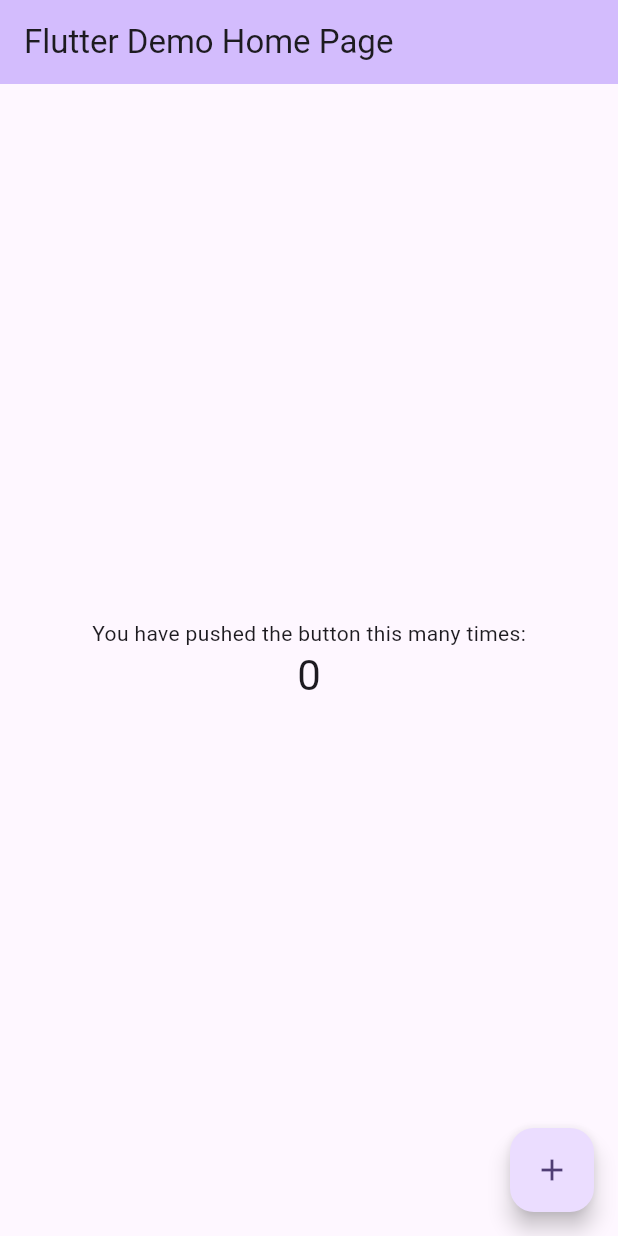
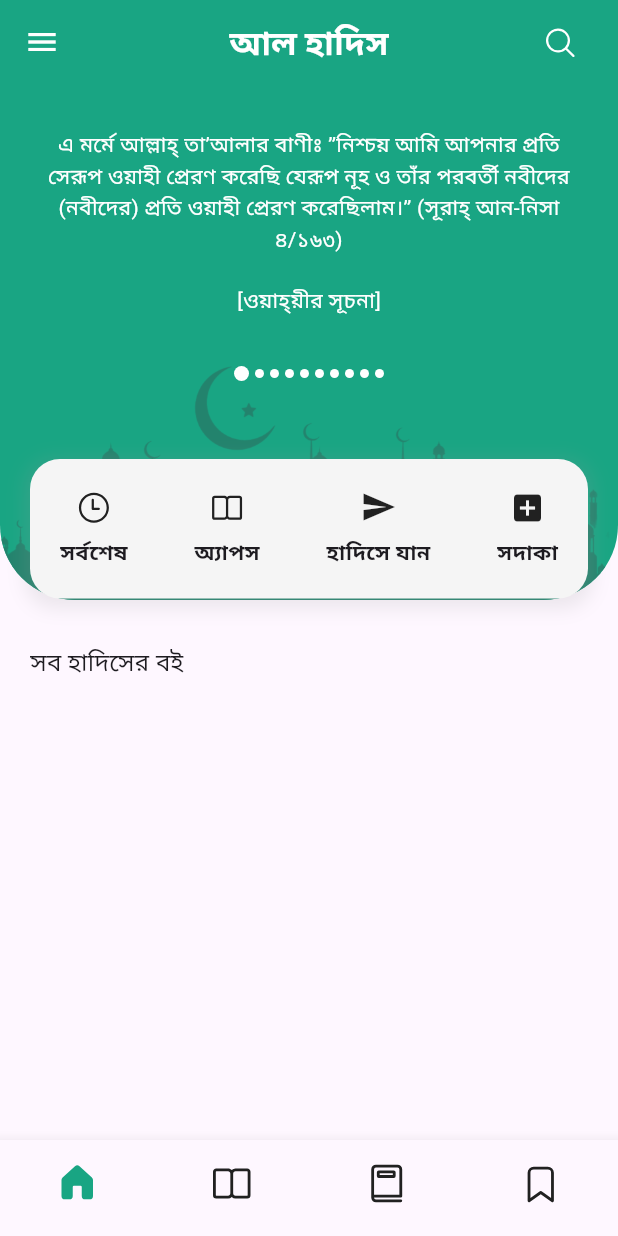
Before and after one commit to IsmailHosenIsmailJames/al_hadith, a Flutter app: the screen it shows after launch, on a phone screen of 412 x 824 dp. Run offline on Flutter 3.47's test engine with Material 3 defaults, Android fonts, the phone set to English and light mode, and no system bars; our stand-ins replace drift, fluentui_system_icons, gap, get; accounts and stored records are empty; generated files the repository leaves out were written again.

Commit message:
[fit] home_screen and navigation is complete

```diff
--- a/lib/main.dart
+++ b/lib/main.dart
@@ -1,122 +1,29 @@
+import 'package:al_hadith/database/app_database.dart';
+import 'package:al_hadith/screens/navs/navs.dart';
+import 'package:al_hadith/theme/app_colors.dart';
 import 'package:flutter/material.dart';
 
+final AppDatabase db = AppDatabase();
+
 void main() {
-  runApp(const MyApp());
+  WidgetsFlutterBinding.ensureInitialized();
+  runApp(const MainApp());
 }
 
-class MyApp extends StatelessWidget {
-  const MyApp({super.key});
+class MainApp extends StatelessWidget {
+  const MainApp({super.key});
 
-  // This widget is the root of your application.
   @override
   Widget build(BuildContext context) {
     return MaterialApp(
-      title: 'Flutter Demo',
-      theme: ThemeData(
-        // This is the theme of your application.
-        //
-        // TRY THIS: Try running your application with "flutter run". You'll see
-        // the application has a purple toolbar. Then, without quitting the app,
-        // try changing the seedColor in the colorScheme below to Colors.green
-        // and then invoke "hot reload" (save your changes or press the "hot
-        // reload" button in a Flutter-supported IDE, or press "r" if you used
-        // the command line to start the app).
-        //
-        // Notice that the counter didn't reset back to zero; the application
-        // state is not lost during the reload. To reset the state, use hot
-        // restart instead.
-        //
-        // This works for code too, not just values: Most code changes can be
-        // tested with just a hot reload.
-        colorScheme: ColorScheme.fromSeed(seedColor: Colors.deepPurple),
+      theme: ThemeData.light().copyWith(
+        colorScheme: ColorScheme.fromSeed(
+          seedColor: AppColors.primary,
+          brightness: Brightness.light,
+        ),
       ),
-      home: const MyHomePage(title: 'Flutter Demo Home Page'),
+      themeMode: ThemeMode.light,
+      home: Navs(),
     );
   }
 }
-
-class MyHomePage extends StatefulWidget {
-  const MyHomePage({super.key, required this.title});
-
-  // This widget is the home page of your application. It is stateful, meaning
-  // that it has a State object (defined below) that contains fields that affect
-  // how it looks.
-
-  // This class is the configuration for the state. It holds the values (in this
-  // case the title) provided by the parent (in this case the App widget) and
-  // used by the build method of the State. Fields in a Widget subclass are
-  // always marked "final".
-
-  final String title;
-
-  @override
-  State<MyHomePage> createState() => _MyHomePageState();
-}
-
-class _MyHomePageState extends State<MyHomePage> {
-  int _counter = 0;
-
-  void _incrementCounter() {
-    setState(() {
-      // This call to setState tells the Flutter framework that something has
-      // changed in this State, which causes it to rerun the build method below
-      // so that the display can reflect the updated values. If we changed
-      // _counter without calling setState(), then the build method would not be
-      // called again, and so nothing would appear to happen.
-      _counter++;
-    });
-  }
-
-  @override
-  Widget build(BuildContext context) {
-    // This method is rerun every time setState is called, for instance as done
-    // by the _incrementCounter method above.
-    //
-    // The Flutter framework has been optimized to make rerunning build methods
-    // fast, so that you can just rebuild anything that needs updating rather
-    // than having to individually change instances of widgets.
-    return Scaffold(
-      appBar: AppBar(
-        // TRY THIS: Try changing the color here to a specific color (to
-        // Colors.amber, perhaps?) and trigger a hot reload to see the AppBar
-        // change color while the other colors stay the same.
-        backgroundColor: Theme.of(context).colorScheme.inversePrimary,
-        // Here we take the value from the MyHomePage object that was created by
-        // the App.build method, and use it to set our appbar title.
-        title: Text(widget.title),
-      ),
-      body: Center(
-        // Center is a layout widget. It takes a single child and positions it
-        // in the middle of the parent.
-        child: Column(
-          // Column is also a layout widget. It takes a list of children and
-          // arranges them vertically. By default, it sizes itself to fit its
-          // children horizontally, and tries to be as tall as its parent.
-          //
-          // Column has various properties to control how it sizes itself and
-          // how it positions its children. Here we use mainAxisAlignment to
-          // center the children vertically; the main axis here is the vertical
-          // axis because Columns are vertical (the cross axis would be
-          // horizontal).
-          //
-          // TRY THIS: Invoke "debug painting" (choose the "Toggle Debug Paint"
-          // action in the IDE, or press "p" in the console), to see the
-          // wireframe for each widget.
-          mainAxisAlignment: MainAxisAlignment.center,
-          children: <Widget>[
-            const Text('You have pushed the button this many times:'),
-            Text(
-              '$_counter',
-              style: Theme.of(context).textTheme.headlineMedium,
-            ),
-          ],
-        ),
-      ),
-      floatingActionButton: FloatingActionButton(
-        onPressed: _incrementCounter,
-        tooltip: 'Increment',
-        child: const Icon(Icons.add),
-      ), // This trailing comma makes auto-formatting nicer for build methods.
-    );
-  }
-}
--- /dev/null
+++ b/lib/res/sample_resources.dart
@@ -0,0 +1,16 @@
+import 'package:fluentui_system_icons/fluentui_system_icons.dart';
+import 'package:flutter/material.dart';
+
+List optionsName = ["সর্বশেষ", "অ্যাপস", "হাদিসে যান", "সদাকা"];
+List optionsIcon = [
+  FluentIcons.clock_24_regular,
+  FluentIcons.book_open_24_regular,
+  Icons.send,
+  Icons.add_box,
+];
+BoxShadow boxShadow = BoxShadow(
+  color: Colors.grey.withValues(alpha: 0.2),
+  offset: Offset(0, 3),
+  spreadRadius: 3,
+  blurRadius: 10,
+);
--- /dev/null
+++ b/lib/screens/home/controller/home_controller.dart
@@ -0,0 +1,6 @@
+import 'package:get/get_state_manager/get_state_manager.dart';
+import 'package:get/state_manager.dart';
+
+class HomeController extends GetxController {
+  RxInt initTodayHadithPageNumber = 0.obs;
+}
--- /dev/null
+++ b/lib/screens/home/home_screen.dart
@@ -0,0 +1,281 @@
+import 'package:al_hadith/database/app_database.dart';
+import 'package:al_hadith/main.dart';
+import 'package:al_hadith/res/sample_resources.dart';
+import 'package:al_hadith/screens/home/controller/home_controller.dart';
+import 'package:al_hadith/theme/app_colors.dart';
+import 'package:fluentui_system_icons/fluentui_system_icons.dart';
+import 'package:flutter/material.dart';
+import 'package:gap/gap.dart';
+import 'package:get/get.dart';
+
+class HomeScreen extends StatefulWidget {
+  const HomeScreen({super.key});
+
+  @override
+  State<HomeScreen> createState() => _HomeScreenState();
+}
+
+class _HomeScreenState extends State<HomeScreen> {
+  PageController todayHadithPageController = PageController();
+  HomeController homeController = Get.put(HomeController());
+
+  @override
+  Widget build(BuildContext context) {
+    final Size screenSize = MediaQuery.of(context).size;
+
+    return SingleChildScrollView(
+      child: Stack(
+        children: [
+          Container(
+            height: 400,
+            width: screenSize.width,
+            decoration: BoxDecoration(
+              color: AppColors.primary,
+              borderRadius: BorderRadius.only(
+                bottomLeft: Radius.circular(50),
+                bottomRight: Radius.circular(50),
+              ),
+              image: DecorationImage(
+                alignment: Alignment.bottomCenter,
+                colorFilter: ColorFilter.mode(
+                  Color(0xff23836D),
+                  BlendMode.srcIn,
+                ),
+                image: AssetImage("assets/images/home_bg.png"),
+              ),
+            ),
+          ),
+          SafeArea(
+            child: Column(
+              mainAxisAlignment: MainAxisAlignment.start,
+              crossAxisAlignment: CrossAxisAlignment.start,
+              children: [
+                AppBar(
+                  backgroundColor: Colors.transparent,
+                  foregroundColor: Colors.white,
+                  title: Text(
+                    'আল হাদিস',
+                    style: TextStyle(fontWeight: FontWeight.bold),
+                  ),
+                  centerTitle: true,
+                  actions: [
+                    Padding(
+                      padding: EdgeInsets.only(right: 15),
+                      child: IconButton(
+                        onPressed: () {},
+
+                        icon: Icon(FluentIcons.search_12_regular),
+                      ),
+                    ),
+                  ],
+                ),
+                SizedBox(
+                  height: 200,
+                  child: Column(
+                    mainAxisAlignment: MainAxisAlignment.center,
+                    crossAxisAlignment: CrossAxisAlignment.center,
+                    children: [
+                      Expanded(
+                        child: PageView.builder(
+                          itemCount: 10,
+                          controller: todayHadithPageController,
+                          onPageChanged: (value) =>
+                              homeController.initTodayHadithPageNumber.value =
+                                  value,
+                          itemBuilder: (context, index) {
+                            return Padding(
+                              padding: const EdgeInsets.all(20.0),
+                              child: Column(
+                                mainAxisAlignment: MainAxisAlignment.center,
+                                crossAxisAlignment: CrossAxisAlignment.center,
+                                children: [
+                                  Text(
+                                    "এ মর্মে আল্লাহ্ তা’আলার বাণীঃ ’’নিশ্চয় আমি আপনার প্রতি সেরূপ ওয়াহী প্রেরণ করেছি যেরূপ নূহ ও তাঁর পরবর্তী নবীদের (নবীদের) প্রতি ওয়াহী প্রেরণ করেছিলাম।’’ (সূরাহ্ আন-নিসা ৪/১৬৩)",
+                                    textAlign: TextAlign.center,
+                                    style: TextStyle(color: Colors.white),
+                                  ),
+                                  Gap(20),
+                                  Text(
+                                    "[ওয়াহ্‌য়ীর সূচনা]",
+                                    style: TextStyle(color: Colors.white),
+                                  ),
+                                ],
+                              ),
+                            );
+                          },
+                        ),
+                      ),
+
+                      SizedBox(
+                        height: 14,
+                        child: GetX<HomeController>(
+                          builder: (controller) => Row(
+                            mainAxisAlignment: MainAxisAlignment.center,
+                            children: List.generate(
+                              10,
+                              (index) => Padding(
+                                padding: const EdgeInsets.all(2.0),
+                                child: CircleAvatar(
+                                  radius:
+                                      index ==
+                                          controller
+                                              .initTodayHadithPageNumber
+                                              .value
+                                      ? 5
+                                      : 3,
+                                  backgroundColor: Colors.white,
+                                ),
+                              ),
+                            ),
+                          ),
+                        ),
+                      ),
+                    ],
+                  ),
+                ),
+                Gap(30),
+                Container(
+                  margin: EdgeInsets.all(20),
+                  padding: EdgeInsets.all(20),
+                  decoration: BoxDecoration(
+                    color: Theme.of(context).brightness == Brightness.light
+                        ? Colors.grey.shade100
+                        : Colors.grey.shade900,
+                    borderRadius: BorderRadius.circular(20),
+                    boxShadow: [boxShadow],
+                  ),
+                  child: Row(
+                    mainAxisAlignment: MainAxisAlignment.spaceBetween,
+                    crossAxisAlignment: CrossAxisAlignment.center,
+                    children: List.generate(4, (index) {
+                      return Column(
+                        mainAxisAlignment: MainAxisAlignment.center,
+                        crossAxisAlignment: CrossAxisAlignment.center,
+
+                        children: [
+                          Icon(optionsIcon[index]),
+                          Gap(8),
+                          Text(
+                            optionsName[index],
+                            style: TextStyle(fontWeight: FontWeight.bold),
+                          ),
+                        ],
+                      );
+                    }),
+                  ),
+                ),
+                Gap(10),
+                Padding(
+                  padding: const EdgeInsets.only(left: 20, bottom: 20),
+                  child: Text(
+                    "সব হাদিসের বই",
+                    style: TextStyle(fontSize: 16, fontWeight: FontWeight.w500),
+                  ),
+                ),
+                FutureBuilder(
+                  future: db.getAllBooks(),
+                  builder: (context, snapshot) {
+                    if (!(snapshot.connectionState == ConnectionState.done)) {
+                      return Column(
+                        children: List.generate(5, (index) {
+                          return Container(
+                            height: 60,
+                            width: screenSize.width,
+                            decoration: BoxDecoration(
+                              color: Colors.grey.withValues(alpha: 0.1),
+                            ),
+                          );
+                        }),
+                      );
+                    } else {
+                      List<Book> data = snapshot.data!;
+                      return Column(
+                        children: List.generate(data.length, (index) {
+                          Book book = data[index];
+                          return Container(
+                            margin: EdgeInsets.only(
+                              left: 20,
+                              right: 20,
+                              bottom: 10,
+                            ),
+                            padding: EdgeInsets.all(10),
+                            decoration: BoxDecoration(
+                              borderRadius: BorderRadius.circular(10),
+                              color:
+                                  Theme.of(context).brightness ==
+                                      Brightness.light
+                                  ? Colors.white
+                                  : Colors.grey.shade900,
+
+                              boxShadow: [boxShadow],
+                            ),
+                            child: Row(
+                              children: [
+                                CircleAvatar(
+                                  backgroundColor: Color(
+                                    int.parse(
+                                      "ff${book.colorCode.substring(1)}",
+                                      radix: 16,
+                                    ),
+                                  ),
+                                  foregroundColor: Colors.white,
+                                  child: Text(
+                                    book.abvrCode,
+                                    style: TextStyle(
+                                      fontSize: 20,
+                                      fontWeight: FontWeight.bold,
+                                    ),
+                                  ),
+                                ),
+                                Gap(15),
+                                Column(
+                                  mainAxisAlignment: MainAxisAlignment.center,
+                                  crossAxisAlignment: CrossAxisAlignment.start,
+                                  children: [
+                                    Text(
+                                      book.title,
+                                      style: TextStyle(
+                                        fontSize: 18,
+                                        fontWeight: FontWeight.w500,
+                                      ),
+                                    ),
+                                    Text(
+                                      book.titleAr,
+                                      style: TextStyle(fontSize: 16),
+                                    ),
+                                  ],
+                                ),
+                                Spacer(),
+                                Column(
+                                  mainAxisAlignment: MainAxisAlignment.center,
+                                  crossAxisAlignment: CrossAxisAlignment.end,
+                                  children: [
+                                    Text(
+                                      book.numberOfHadis.toString(),
+                                      style: TextStyle(
+                                        fontSize: 16,
+                                        fontWeight: FontWeight.bold,
+                                      ),
+                                    ),
+                                    Text(
+                                      "হাদিস",
+                                      style: TextStyle(fontSize: 12),
+                                    ),
+                                  ],
+                                ),
+                              ],
+                            ),
+                          );
+                        }),
+                      );
+                    }
+                  },
+                ),
+              ],
+            ),
+          ),
+        ],
+      ),
+    );
+  }
+}
--- /dev/null
+++ b/lib/screens/navs/controller/nav_controller.dart
@@ -0,0 +1,6 @@
+import 'package:get/get_state_manager/src/simple/get_controllers.dart';
+import 'package:get/state_manager.dart';
+
+class NavController extends GetxController {
+  RxInt navIndex = 0.obs;
+}
--- /dev/null
+++ b/lib/screens/navs/navs.dart
@@ -0,0 +1,97 @@
+import 'package:al_hadith/screens/home/home_screen.dart';
+import 'package:al_hadith/screens/navs/controller/nav_controller.dart';
+import 'package:al_hadith/theme/app_colors.dart';
+import 'package:fluentui_system_icons/fluentui_system_icons.dart';
+import 'package:flutter/material.dart';
+import 'package:get/get.dart';
+
+class Navs extends StatefulWidget {
+  const Navs({super.key});
+
+  @override
+  State<Navs> createState() => _NavsState();
+}
+
+class _NavsState extends State<Navs> {
+  PageController navPageController = PageController();
+  final NavController navController = Get.put(NavController());
+  @override
+  Widget build(BuildContext context) {
+    return Scaffold(
+      drawer: Drawer(),
+      body: PageView(
+        controller: navPageController,
+        children: [
+          HomeScreen(),
+          Container(
+            alignment: Alignment.center,
+            child: Text("Not Included in Task"),
+          ),
+          Container(
+            alignment: Alignment.center,
+            child: Text("Not Included in Task"),
+          ),
+          Container(
+            alignment: Alignment.center,
+            child: Text("Not Included in Task"),
+          ),
+        ],
+      ),
+      bottomNavigationBar: GetX<NavController>(
+        builder: (controller) => BottomNavigationBar(
+          currentIndex: controller.navIndex.value,
+          onTap: (value) => setState(() {
+            navPageController.animateToPage(
+              value,
+              duration: Duration(milliseconds: 200),
+              curve: Curves.easeInOut,
+            );
+            controller.navIndex.value = value;
+          }),
+          showUnselectedLabels: false,
+          showSelectedLabels: false,
+          selectedItemColor: AppColors.primary,
+          unselectedItemColor: Theme.of(context).brightness == Brightness.light
+              ? Colors.grey.shade900
+              : Colors.grey.shade400,
+          iconSize: 30,
+          type: BottomNavigationBarType.fixed,
+          items: [
+            BottomNavigationBarItem(
+              icon: Icon(
+                controller.navIndex.value == 0
+                    ? FluentIcons.home_20_filled
+                    : FluentIcons.home_20_regular,
+              ),
+              label: "Home",
+            ),
+            BottomNavigationBarItem(
+              icon: Icon(
+                controller.navIndex.value == 1
+                    ? FluentIcons.book_open_24_filled
+                    : FluentIcons.book_open_24_regular,
+              ),
+              label: "Subject",
+            ),
+            BottomNavigationBarItem(
+              icon: Icon(
+                controller.navIndex.value == 2
+                    ? FluentIcons.book_24_filled
+                    : FluentIcons.book_24_regular,
+              ),
+              label: "Tahokik",
+            ),
+            BottomNavigationBarItem(
+              icon: Icon(
+                controller.navIndex.value == 3
+                    ? FluentIcons.bookmark_24_filled
+                    : FluentIcons.bookmark_24_regular,
+              ),
+              label: "Collection",
+            ),
+          ],
+        ),
+      ),
+    );
+  }
+}
--- /dev/null
+++ b/lib/theme/app_colors.dart
@@ -0,0 +1,5 @@
+import 'package:flutter/services.dart';
+
+class AppColors {
+  static Color primary = Color(0xff19A583);
+}
```
Also changed, not shown: lib/database/connection/native.dart (added, +43 -0 lines), 9 other files.
